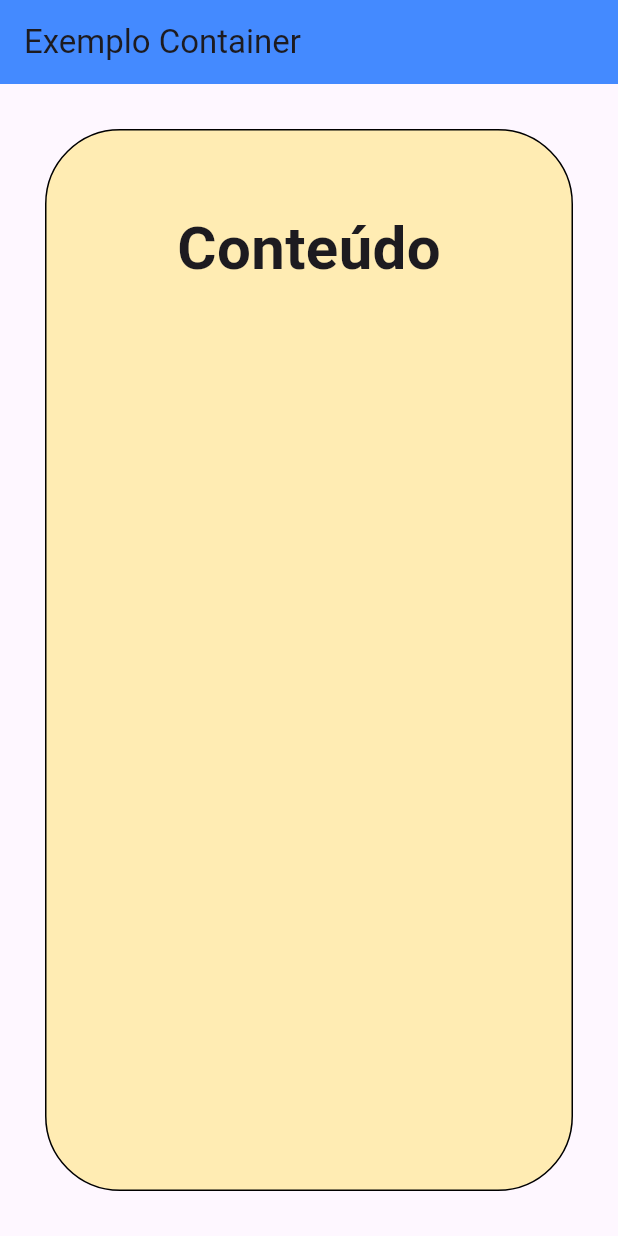
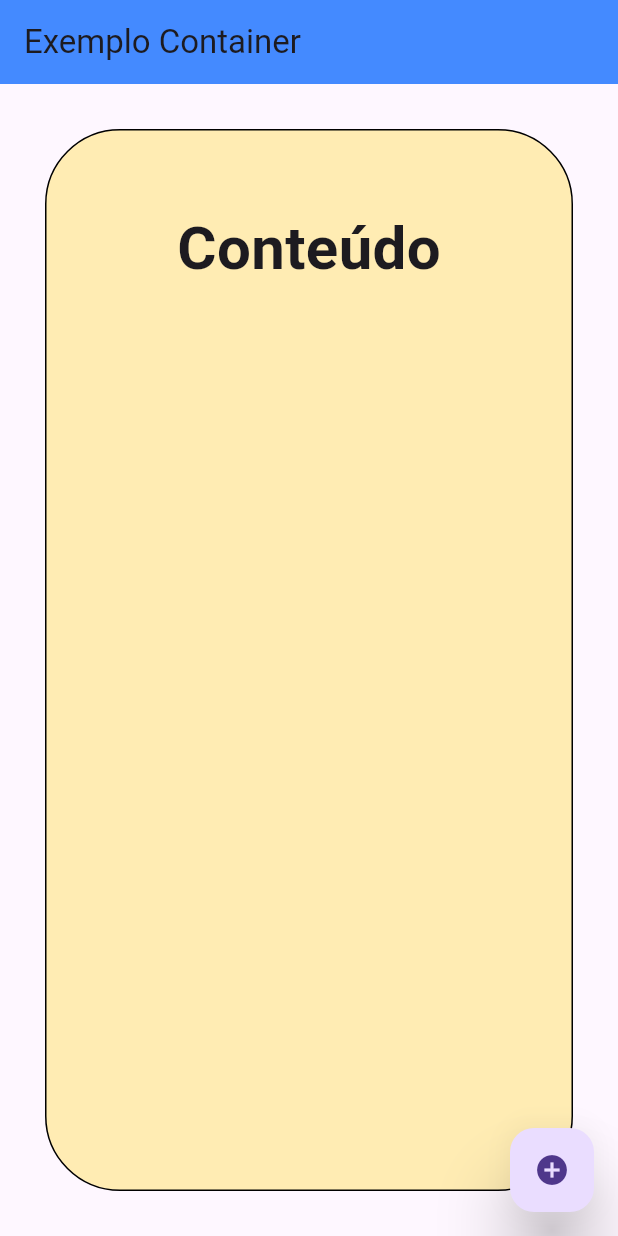
Before and after one commit to brunorafatorres/aula19_08_2025_ExemploContainer, a Flutter app: the screen it shows after launch, on a phone screen of 412 x 824 dp. Run offline on Flutter 3.47's test engine with Material 3 defaults, Android fonts, the light colour scheme and no system bars.

Commit message:
containe_botao

```diff
--- a/lib/main.dart
+++ b/lib/main.dart
@@ -36,6 +36,13 @@ class MyApp extends StatelessWidget {
             ],
           ),
         ),
+        floatingActionButton: FloatingActionButton(
+          elevation: 20,
+          onPressed: () {
+            print("ok");
+          },
+          child: Icon(Icons.add_circle),
+        ),
       ),
     );
   }
```
